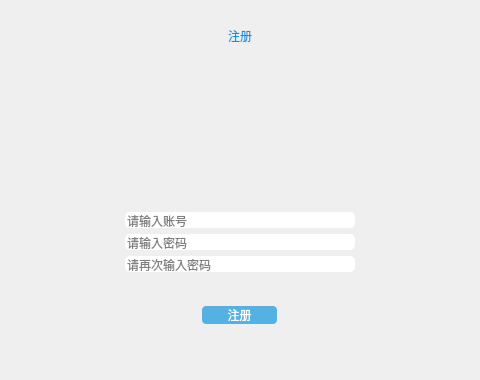
The window that LibraryManager/registered.ui (xuanlog/LibraryManager) describes before a commit, drawn with Qt 5; both pictures show x 127 to 607 and y 0 to 380 of the 733 by 511 pixel window.
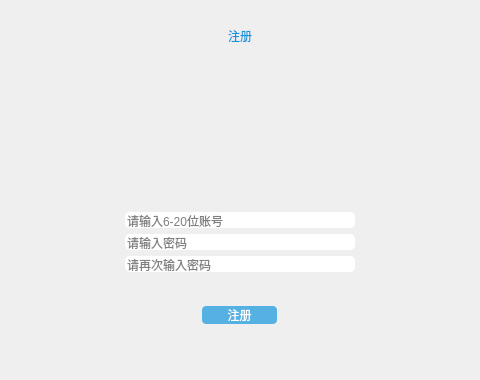
The same window after the commit. Icons and pictures are not drawn.

```diff
--- a/LibraryManager/registered.ui
+++ b/LibraryManager/registered.ui
@@ -210,7 +210,7 @@
             <number>20</number>
            </property>
            <property name="placeholderText">
-            <string>请输入账号</string>
+            <string>请输入6-20位账号</string>
            </property>
            <property name="clearButtonEnabled">
             <bool>false</bool>
```
